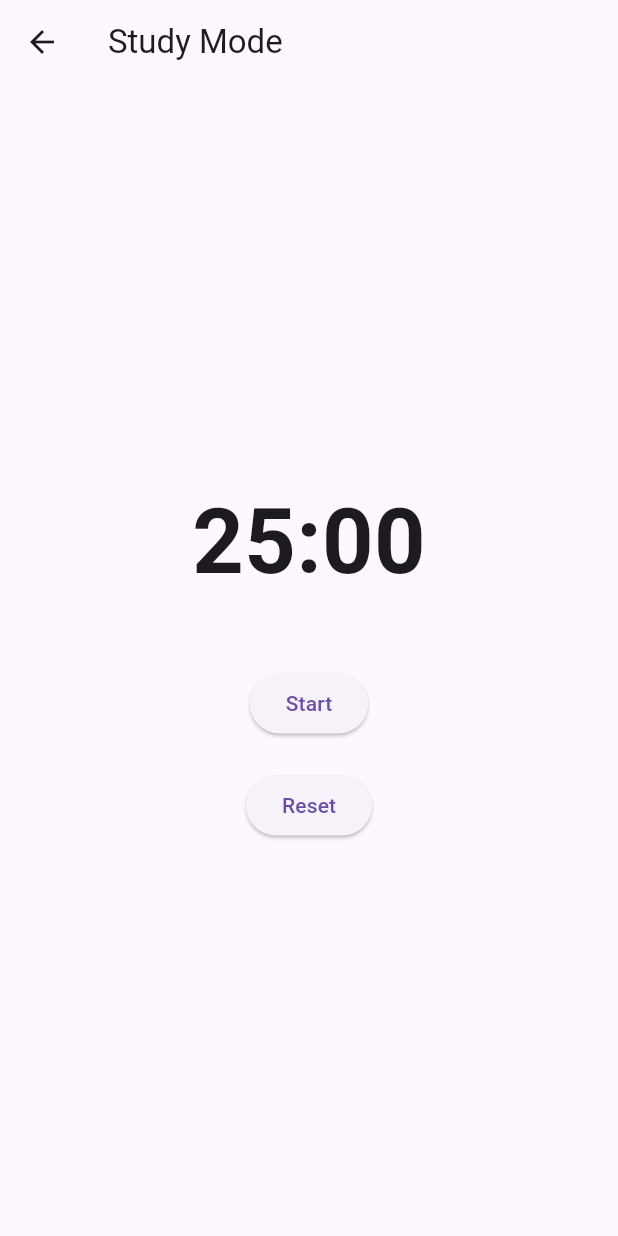
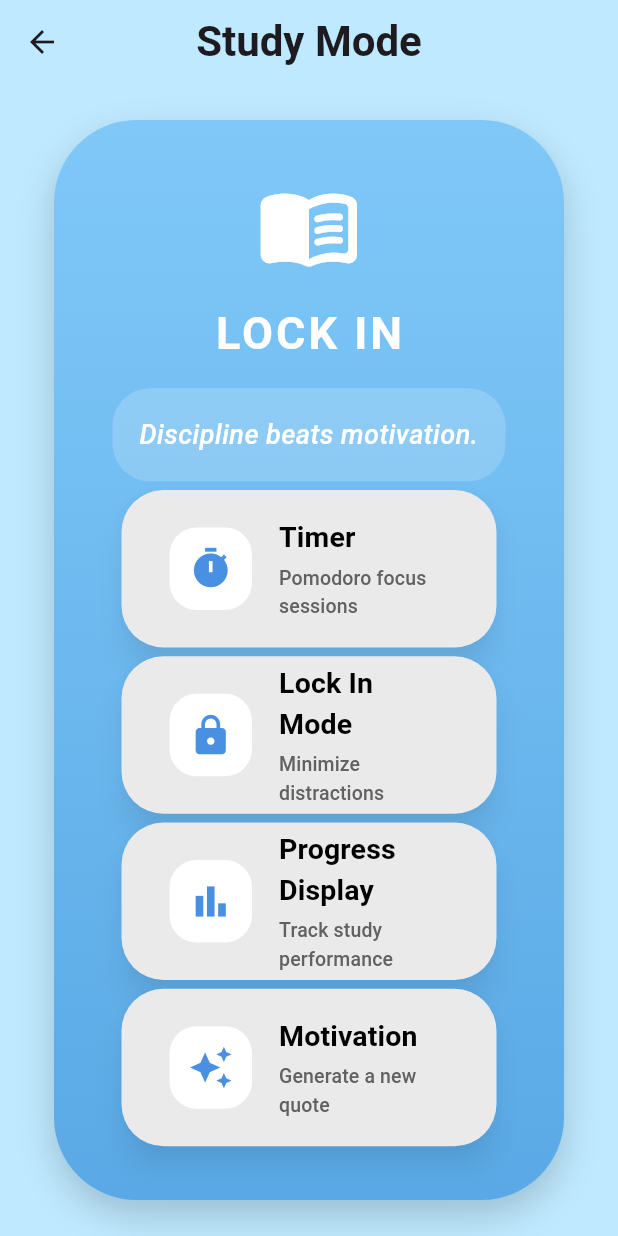
Before and after one commit to NaveedShirzadi/StudyFlow, a Flutter app: the StudyModePage screen opened directly, on a phone screen of 412 x 824 dp. Run offline on Flutter 3.47's test engine with Material 3 defaults, Android fonts, the phone set to English and light mode, and no system bars.

Commit message:
Divided Study mode

```diff
--- a/lib/study_mode/study_mode_page.dart
+++ b/lib/study_mode/study_mode_page.dart
@@ -1,4 +1,4 @@
-import 'dart:async';
+import 'dart:math';
 import 'package:flutter/material.dart';
 
 class StudyModePage extends StatefulWidget {
@@ -9,82 +9,291 @@ class StudyModePage extends StatefulWidget {
 }
 
 class _StudyModePageState extends State<StudyModePage> {
-  int seconds = 1500;
-  Timer? timer;
-  bool isRunning = false;
 
-  void startTimer() {
-    timer = Timer.periodic(const Duration(seconds: 1), (timer) {
-      if (seconds > 0) {
-        setState(() {
-          seconds--;
-        });
-      } else {
-        timer.cancel();
-      }
-    });
+  final List<String> quotes = [
+    "Stay focused.",
+    "Small progress is still progress.",
+    "Discipline beats motivation.",
+    "One session at a time.",
+    "Success starts with consistency.",
+    "Your future self will thank you.",
+    "Focus now, relax later.",
+  ];
 
-    setState(() {
-      isRunning = true;
-    });
+  late String randomQuote;
+
+  @override
+  void initState() {
+    super.initState();
+
+    randomQuote = quotes[
+      Random().nextInt(quotes.length)
+    ];
   }
 
-  void pauseTimer() {
-    timer?.cancel();
+  Widget buildButton({
+    required String title,
+    required String subtitle,
+    required IconData icon,
+    required VoidCallback onTap,
+  }) {
 
-    setState(() {
-      isRunning = false;
-    });
-  }
+    return SizedBox(
 
-  void resetTimer() {
-    timer?.cancel();
+      width: 250,
+      height: 105,
 
-    setState(() {
-      seconds = 1500;
-      isRunning = false;
-    });
-  }
+      child: ElevatedButton(
 
-  String formatTime(int totalSeconds) {
-    int minutes = totalSeconds ~/ 60;
-    int secs = totalSeconds % 60;
+        style: ElevatedButton.styleFrom(
 
-    return "$minutes:${secs.toString().padLeft(2, '0')}";
+          backgroundColor: const Color(0xFFEAEAEA),
+
+          foregroundColor: Colors.black,
+
+          elevation: 8,
+
+          shadowColor: Colors.black38,
+
+          shape: RoundedRectangleBorder(
+            borderRadius: BorderRadius.circular(28),
+          ),
+        ),
+
+        onPressed: onTap,
+
+        child: Padding(
+          padding: const EdgeInsets.symmetric(horizontal: 8),
+
+          child: Row(
+
+            children: [
+
+              Container(
+
+                width: 55,
+                height: 55,
+
+                decoration: BoxDecoration(
+                  color: Colors.white,
+                  borderRadius: BorderRadius.circular(18),
+                ),
+
+                child: Icon(
+                  icon,
+                  size: 30,
+                  color: const Color(0xFF4A90E2),
+                ),
+              ),
+
+              const SizedBox(width: 18),
+
+              Expanded(
+                child: Column(
+
+                  mainAxisAlignment: MainAxisAlignment.center,
+                  crossAxisAlignment: CrossAxisAlignment.start,
+
+                  children: [
+
+                    Text(
+                      title,
+
+                      style: const TextStyle(
+                        fontSize: 19,
+                        fontWeight: FontWeight.bold,
+                      ),
+                    ),
+
+                    const SizedBox(height: 4),
+
+                    Text(
+                      subtitle,
+
+                      style: TextStyle(
+                        fontSize: 13,
+                        color: Colors.grey[700],
+                      ),
+                    ),
+                  ],
+                ),
+              ),
+            ],
+          ),
+        ),
+      ),
+    );
   }
 
   @override
   Widget build(BuildContext context) {
+
     return Scaffold(
+
+      backgroundColor: const Color(0xFFBFE9FF),
+
       appBar: AppBar(
-        title: const Text("Study Mode"),
+
+        title: const Text(
+          "Study Mode",
+          style: TextStyle(
+            fontWeight: FontWeight.bold,
+            fontSize: 28,
+          ),
+        ),
+
+        centerTitle: true,
+
+        backgroundColor: Colors.transparent,
+
+        elevation: 0,
       ),
+
       body: Center(
-        child: Column(
-          mainAxisAlignment: MainAxisAlignment.center,
-          children: [
-            Text(
-              formatTime(seconds),
-              style: const TextStyle(
-                fontSize: 60,
-                fontWeight: FontWeight.bold,
-              ),
+
+        child: Container(
+
+          width: 340,
+          height: 720,
+
+          decoration: BoxDecoration(
+
+            gradient: const LinearGradient(
+
+              begin: Alignment.topCenter,
+              end: Alignment.bottomCenter,
+
+              colors: [
+                Color(0xFF7FC8F8),
+                Color(0xFF5AA9E6),
+              ],
             ),
 
-            const SizedBox(height: 40),
+            borderRadius: BorderRadius.circular(55),
 
-            ElevatedButton(
-              onPressed: isRunning ? pauseTimer : startTimer,
-              child: Text(isRunning ? "Pause" : "Start"),
+            boxShadow: [
+
+              BoxShadow(
+                color: Colors.black.withOpacity(0.18),
+                blurRadius: 20,
+                offset: const Offset(0, 10),
+              ),
+            ],
+          ),
+
+          child: Padding(
+
+            padding: const EdgeInsets.symmetric(
+              horizontal: 25,
+              vertical: 30,
             ),
 
-            const SizedBox(height: 20),
+            child: Column(
 
-            ElevatedButton(
-              onPressed: resetTimer,
-              child: const Text("Reset"),
+              mainAxisAlignment: MainAxisAlignment.spaceEvenly,
+
+              children: [
+
+                Column(
+
+                  children: [
+
+                    const Icon(
+                      Icons.menu_book_rounded,
+                      size: 70,
+                      color: Colors.white,
+                    ),
+
+                    const SizedBox(height: 15),
+
+                    const Text(
+                      "LOCK IN",
+                      style: TextStyle(
+                        fontSize: 30,
+                        fontWeight: FontWeight.bold,
+                        letterSpacing: 2,
+                        color: Colors.white,
+                      ),
+                    ),
+
+                    const SizedBox(height: 15),
+
+                    Container(
+
+                      padding: const EdgeInsets.all(18),
+
+                      decoration: BoxDecoration(
+
+                        color: Colors.white.withOpacity(0.18),
+
+                        borderRadius: BorderRadius.circular(25),
+                      ),
+
+                      child: Text(
+                        randomQuote,
+
+                        textAlign: TextAlign.center,
+
+                        style: const TextStyle(
+                          fontSize: 18,
+                          color: Colors.white,
+                          fontStyle: FontStyle.italic,
+                          fontWeight: FontWeight.w500,
+                        ),
+                      ),
+                    ),
+                  ],
+                ),
+
+                buildButton(
+                  title: "Timer",
+                  subtitle: "Pomodoro focus sessions",
+                  icon: Icons.timer,
+
+                  onTap: () {
+                    // Timer page later
+                  },
+                ),
+
+                buildButton(
+                  title: "Lock In Mode",
+                  subtitle: "Minimize distractions",
+                  icon: Icons.lock,
+
+                  onTap: () {
+                    // Lock In page later
+                  },
+                ),
+
+                buildButton(
+                  title: "Progress Display",
+                  subtitle: "Track study performance",
+                  icon: Icons.bar_chart,
+
+                  onTap: () {
+                    // Progress page later
+                  },
+                ),
+
+                buildButton(
+                  title: "Motivation",
+                  subtitle: "Generate a new quote",
+                  icon: Icons.auto_awesome,
+
+                  onTap: () {
+
+                    setState(() {
+
+                      randomQuote = quotes[
+                        Random().nextInt(quotes.length)
+                      ];
+
+                    });
+                  },
+                ),
+              ],
             ),
-          ],
+          ),
         ),
       ),
     );
```
